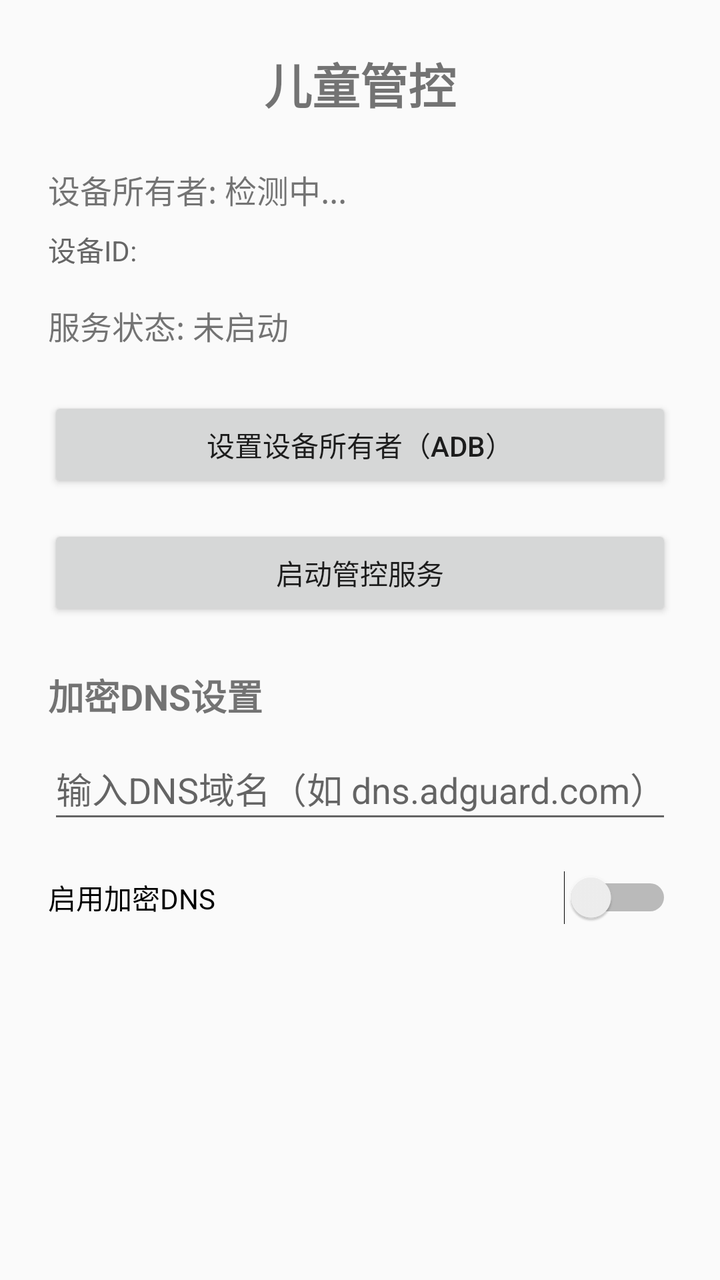
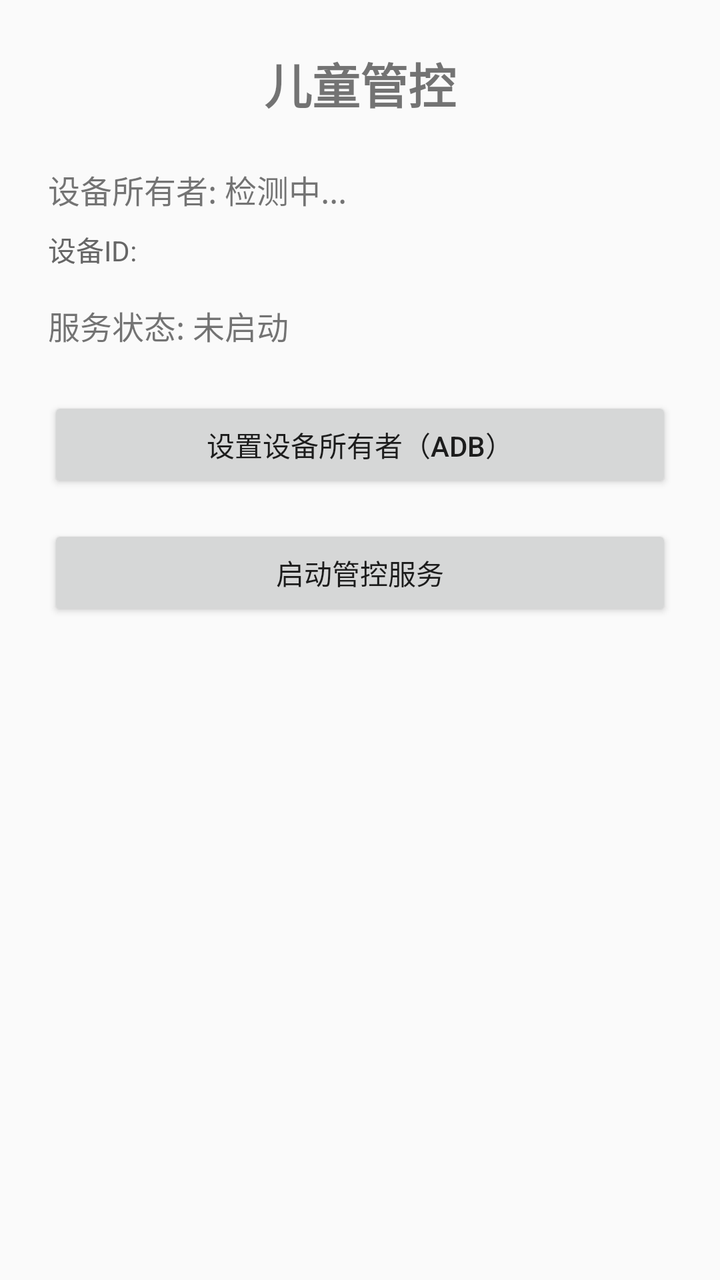

Compare the two renders of this Android layout. The source of the first and the diff that turns it into the second are given below.
<!-- AndroidManifest.xml: application theme Theme.AppCompat.Light.NoActionBar -->
<!-- res/layout/activity_main.xml -->
<?xml version="1.0" encoding="utf-8"?>
<ScrollView xmlns:android="http://schemas.android.com/apk/res/android"
    android:layout_width="match_parent"
    android:layout_height="match_parent"
    android:padding="24dp">

    <LinearLayout
        android:layout_width="match_parent"
        android:layout_height="wrap_content"
        android:orientation="vertical">

        <TextView
            android:layout_width="match_parent"
            android:layout_height="wrap_content"
            android:text="儿童管控"
            android:textSize="24sp"
            android:textStyle="bold"
            android:gravity="center"
            android:layout_marginBottom="24dp" />

        <TextView
            android:id="@+id/tv_device_owner"
            android:layout_width="match_parent"
            android:layout_height="wrap_content"
            android:text="设备所有者: 检测中..."
            android:textSize="16sp"
            android:layout_marginBottom="8dp" />

        <TextView
            android:id="@+id/tv_device_id"
            android:layout_width="match_parent"
            android:layout_height="wrap_content"
            android:text="设备ID: "
            android:textSize="14sp"
            android:textColor="#666"
            android:layout_marginBottom="16dp" />

        <TextView
            android:id="@+id/tv_status"
            android:layout_width="match_parent"
            android:layout_height="wrap_content"
            android:text="服务状态: 未启动"
            android:textSize="16sp"
            android:layout_marginBottom="24dp" />

        <Button
            android:id="@+id/btn_set_device_owner"
            android:layout_width="match_parent"
            android:layout_height="48dp"
            android:text="设置设备所有者（ADB）"
            android:layout_marginBottom="16dp" />

        <Button
            android:id="@+id/btn_start_service"
            android:layout_width="match_parent"
            android:layout_height="48dp"
            android:text="启动管控服务"
            android:layout_marginBottom="24dp" />

        <TextView
            android:layout_width="match_parent"
            android:layout_height="wrap_content"
            android:text="加密DNS设置"
            android:textSize="18sp"
            android:textStyle="bold"
            android:layout_marginBottom="8dp" />

        <EditText
            android:id="@+id/et_dns_hostname"
            android:layout_width="match_parent"
            android:layout_height="48dp"
            android:hint="输入DNS域名（如 dns.adguard.com）"
            android:inputType="textUri"
            android:layout_marginBottom="8dp" />

        <Switch
            android:id="@+id/switch_dns"
            android:layout_width="match_parent"
            android:layout_height="48dp"
            android:text="启用加密DNS"
            android:layout_marginBottom="16dp" />

    </LinearLayout>
</ScrollView>
<!-- resources referenced by this layout -->
<resources>

</resources>

<!-- the commit's change to res/layout/activity_main.xml (unified diff, before → after) -->
@@ -57,28 +57,5 @@
             android:text="启动管控服务"
             android:layout_marginBottom="24dp" />
 
-        <TextView
-            android:layout_width="match_parent"
-            android:layout_height="wrap_content"
-            android:text="加密DNS设置"
-            android:textSize="18sp"
-            android:textStyle="bold"
-            android:layout_marginBottom="8dp" />
-
-        <EditText
-            android:id="@+id/et_dns_hostname"
-            android:layout_width="match_parent"
-            android:layout_height="48dp"
-            android:hint="输入DNS域名（如 dns.adguard.com）"
-            android:inputType="textUri"
-            android:layout_marginBottom="8dp" />
-
-        <Switch
-            android:id="@+id/switch_dns"
-            android:layout_width="match_parent"
-            android:layout_height="48dp"
-            android:text="启用加密DNS"
-            android:layout_marginBottom="16dp" />
-
     </LinearLayout>
 </ScrollView>
